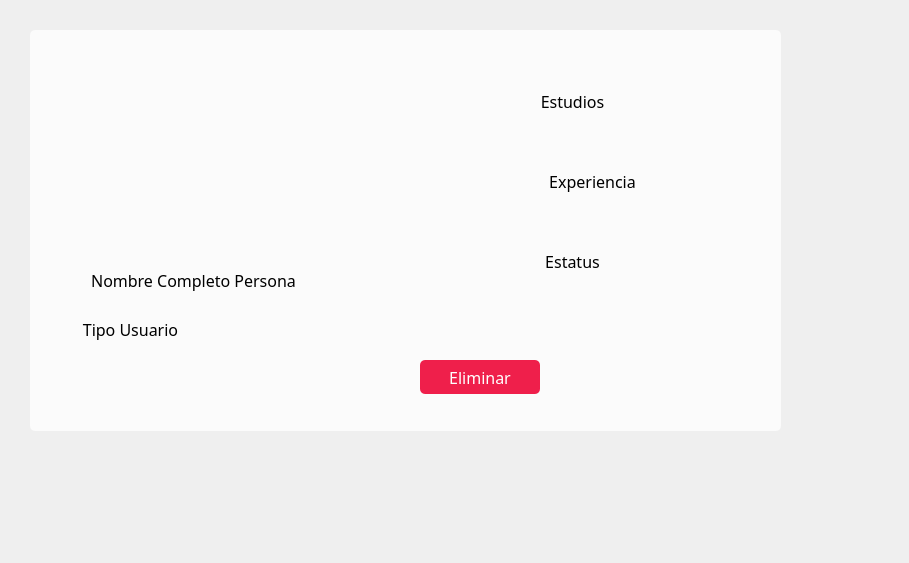
Above: hospital-Core/Widgets/Administrador/administrador_info_gestion.ui from MrDanielG/Hospital-SCRUM before the change. Below: the same form after it.
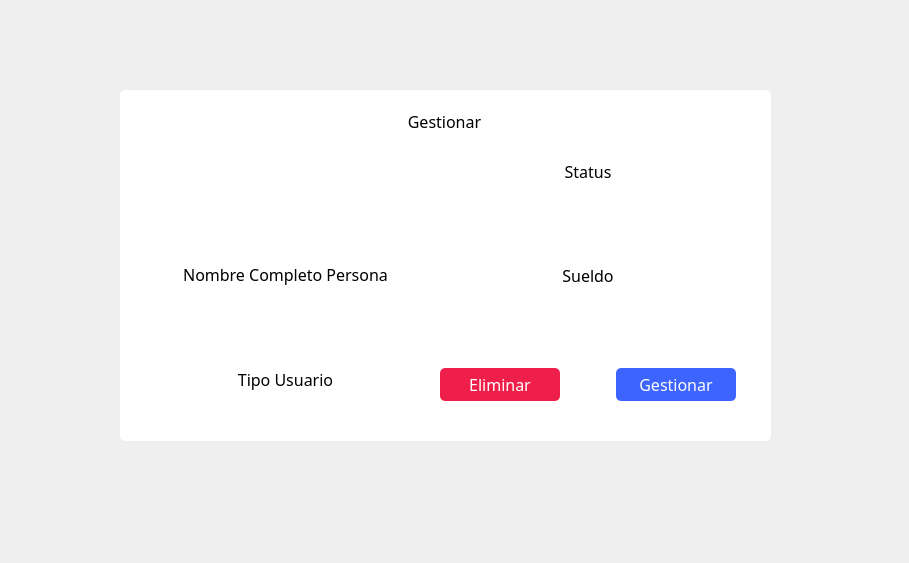
That is the form after the change. Icons and pictures are not drawn.

Commit message: Ui info Gestionar Lista

Diff of the .ui file:
```diff
--- a/hospital-Core/Widgets/Administrador/administrador_info_gestion.ui
+++ b/hospital-Core/Widgets/Administrador/administrador_info_gestion.ui
@@ -16,72 +16,242 @@
   <widget class="QLabel" name="label">
    <property name="geometry">
     <rect>
-     <x>30</x>
-     <y>30</y>
-     <width>751</width>
-     <height>401</height>
+     <x>120</x>
+     <y>90</y>
+     <width>651</width>
+     <height>351</height>
     </rect>
    </property>
    <property name="styleSheet">
-    <string notr="true">background-color: #fbfbfb;
+    <string notr="true">background-color: rgb(255, 255, 255);
 border-radius:5px;</string>
    </property>
    <property name="text">
     <string/>
    </property>
   </widget>
-  <widget class="QLabel" name="lbl_tipo_usuario">
+  <widget class="QLabel" name="lbl_nombre_2">
    <property name="geometry">
     <rect>
-     <x>81</x>
-     <y>318</y>
-     <width>99</width>
+     <x>320</x>
+     <y>110</y>
+     <width>249</width>
      <height>22</height>
     </rect>
    </property>
    <property name="font">
     <font>
-     <family>Montserrat Light</family>
+     <family>Montserrat Medium</family>
      <pointsize>12</pointsize>
     </font>
    </property>
    <property name="text">
-    <string>Tipo Usuario</string>
+    <string>Gestionar</string>
    </property>
    <property name="alignment">
     <set>Qt::AlignCenter</set>
    </property>
   </widget>
-  <widget class="QPushButton" name="btn_gestionar_2">
+  <widget class="QWidget" name="">
    <property name="geometry">
     <rect>
-     <x>420</x>
-     <y>360</y>
-     <width>120</width>
-     <height>34</height>
+     <x>160</x>
+     <y>160</y>
+     <width>251</width>
+     <height>231</height>
     </rect>
    </property>
-   <property name="minimumSize">
-    <size>
-     <width>120</width>
-     <height>0</height>
-    </size>
+   <layout class="QVBoxLayout" name="verticalLayout">
+    <item>
+     <layout class="QHBoxLayout" name="horizontalLayout">
+      <item>
+       <spacer name="horizontalSpacer_2">
+        <property name="orientation">
+         <enum>Qt::Horizontal</enum>
+        </property>
+        <property name="sizeHint" stdset="0">
+         <size>
+          <width>40</width>
+          <height>20</height>
+         </size>
+        </property>
+       </spacer>
+      </item>
+      <item>
+       <widget class="QLabel" name="img">
+        <property name="text">
+         <string/>
+        </property>
+        <property name="pixmap">
+         <pixmap resource="../../resources.qrc">:/imagenes/Imagenes/imgPrueba.png</pixmap>
+        </property>
+        <property name="scaledContents">
+         <bool>false</bool>
+        </property>
+       </widget>
+      </item>
+      <item>
+       <spacer name="horizontalSpacer">
+        <property name="orientation">
+         <enum>Qt::Horizontal</enum>
+        </property>
+        <property name="sizeHint" stdset="0">
+         <size>
+          <width>40</width>
+          <height>20</height>
+         </size>
+        </property>
+       </spacer>
+      </item>
+     </layout>
+    </item>
+    <item>
+     <spacer name="verticalSpacer">
+      <property name="orientation">
+       <enum>Qt::Vertical</enum>
+      </property>
+      <property name="sizeHint" stdset="0">
+       <size>
+        <width>20</width>
+        <height>40</height>
+       </size>
+      </property>
+     </spacer>
+    </item>
+    <item>
+     <widget class="QLabel" name="lbl_nombre">
+      <property name="font">
+       <font>
+        <family>Montserrat Medium</family>
+        <pointsize>12</pointsize>
+       </font>
+      </property>
+      <property name="text">
+       <string>Nombre Completo Persona</string>
+      </property>
+      <property name="alignment">
+       <set>Qt::AlignCenter</set>
+      </property>
+     </widget>
+    </item>
+    <item>
+     <spacer name="verticalSpacer_2">
+      <property name="orientation">
+       <enum>Qt::Vertical</enum>
+      </property>
+      <property name="sizeHint" stdset="0">
+       <size>
+        <width>20</width>
+        <height>40</height>
+       </size>
+      </property>
+     </spacer>
+    </item>
+    <item>
+     <widget class="QLabel" name="lbl_tipo_usuario">
+      <property name="font">
+       <font>
+        <family>Montserrat Light</family>
+        <pointsize>12</pointsize>
+       </font>
+      </property>
+      <property name="text">
+       <string>Tipo Usuario</string>
+      </property>
+      <property name="alignment">
+       <set>Qt::AlignCenter</set>
+      </property>
+     </widget>
+    </item>
+   </layout>
+  </widget>
+  <widget class="QWidget" name="">
+   <property name="geometry">
+    <rect>
+     <x>440</x>
+     <y>160</y>
+     <width>296</width>
+     <height>241</height>
+    </rect>
    </property>
-   <property name="maximumSize">
-    <size>
-     <width>16777215</width>
-     <height>16777215</height>
-    </size>
-   </property>
-   <property name="font">
-    <font>
-     <family>Montserrat Medium</family>
-     <pointsize>12</pointsize>
-    </font>
-   </property>
-   <property name="styleSheet">
-    <string notr="true">*{
-	background-color: #EF1F4B;
+   <layout class="QVBoxLayout" name="verticalLayout_2">
+    <item>
+     <widget class="QLabel" name="lbl_status">
+      <property name="font">
+       <font>
+        <family>Montserrat Light</family>
+        <pointsize>12</pointsize>
+       </font>
+      </property>
+      <property name="text">
+       <string>Status</string>
+      </property>
+      <property name="alignment">
+       <set>Qt::AlignCenter</set>
+      </property>
+     </widget>
+    </item>
+    <item>
+     <spacer name="verticalSpacer_4">
+      <property name="orientation">
+       <enum>Qt::Vertical</enum>
+      </property>
+      <property name="sizeHint" stdset="0">
+       <size>
+        <width>20</width>
+        <height>40</height>
+       </size>
+      </property>
+     </spacer>
+    </item>
+    <item>
+     <widget class="QLabel" name="lbl_sueldo">
+      <property name="font">
+       <font>
+        <family>Montserrat Light</family>
+        <pointsize>12</pointsize>
+       </font>
+      </property>
+      <property name="text">
+       <string>Sueldo</string>
+      </property>
+      <property name="alignment">
+       <set>Qt::AlignCenter</set>
+      </property>
+     </widget>
+    </item>
+    <item>
+     <spacer name="verticalSpacer_3">
+      <property name="orientation">
+       <enum>Qt::Vertical</enum>
+      </property>
+      <property name="sizeHint" stdset="0">
+       <size>
+        <width>20</width>
+        <height>40</height>
+       </size>
+      </property>
+     </spacer>
+    </item>
+    <item>
+     <layout class="QHBoxLayout" name="horizontalLayout_2">
+      <item>
+       <widget class="QPushButton" name="btn_eliminar">
+        <property name="minimumSize">
+         <size>
+          <width>120</width>
+          <height>0</height>
+         </size>
+        </property>
+        <property name="font">
+         <font>
+          <family>Montserrat Medium</family>
+          <pointsize>12</pointsize>
+         </font>
+        </property>
+        <property name="styleSheet">
+         <string notr="true">*{
+	background-color:  #EF1F4B;
 	color: white;
 	border-radius: 5px;
 	padding: 5px;
@@ -92,107 +262,42 @@
 	background-color: white;
 	border: 1px solid #EF1F4B;
 }</string>
-   </property>
-   <property name="text">
-    <string>Eliminar</string>
-   </property>
-  </widget>
-  <widget class="QLabel" name="lbl_estudios">
-   <property name="geometry">
-    <rect>
-     <x>460</x>
-     <y>90</y>
-     <width>225</width>
-     <height>22</height>
-    </rect>
-   </property>
-   <property name="font">
-    <font>
-     <family>Montserrat Medium</family>
-     <pointsize>12</pointsize>
-    </font>
-   </property>
-   <property name="text">
-    <string>Estudios</string>
-   </property>
-   <property name="alignment">
-    <set>Qt::AlignCenter</set>
-   </property>
-  </widget>
-  <widget class="QLabel" name="lbl_estudios_2">
-   <property name="geometry">
-    <rect>
-     <x>480</x>
-     <y>170</y>
-     <width>225</width>
-     <height>22</height>
-    </rect>
-   </property>
-   <property name="font">
-    <font>
-     <family>Montserrat Medium</family>
-     <pointsize>12</pointsize>
-    </font>
-   </property>
-   <property name="text">
-    <string>Experiencia</string>
-   </property>
-   <property name="alignment">
-    <set>Qt::AlignCenter</set>
-   </property>
-  </widget>
-  <widget class="QLabel" name="lbl_estudios_3">
-   <property name="geometry">
-    <rect>
-     <x>460</x>
-     <y>250</y>
-     <width>225</width>
-     <height>22</height>
-    </rect>
-   </property>
-   <property name="font">
-    <font>
-     <family>Montserrat Medium</family>
-     <pointsize>12</pointsize>
-    </font>
-   </property>
-   <property name="text">
-    <string>Estatus</string>
-   </property>
-   <property name="alignment">
-    <set>Qt::AlignCenter</set>
-   </property>
-  </widget>
-  <widget class="QPushButton" name="btn_gestionar">
-   <property name="geometry">
-    <rect>
-     <x>600</x>
-     <y>360</y>
-     <width>120</width>
-     <height>34</height>
-    </rect>
-   </property>
-   <property name="minimumSize">
-    <size>
-     <width>120</width>
-     <height>0</height>
-    </size>
-   </property>
-   <property name="maximumSize">
-    <size>
-     <width>16777215</width>
-     <height>16777215</height>
-    </size>
-   </property>
-   <property name="font">
-    <font>
-     <family>Montserrat Medium</family>
-     <pointsize>12</pointsize>
-    </font>
-   </property>
-   <property name="styleSheet">
-    <string notr="true">*{
-	background-color: #3E64FF;
+        </property>
+        <property name="text">
+         <string>Eliminar</string>
+        </property>
+       </widget>
+      </item>
+      <item>
+       <spacer name="horizontalSpacer_3">
+        <property name="orientation">
+         <enum>Qt::Horizontal</enum>
+        </property>
+        <property name="sizeHint" stdset="0">
+         <size>
+          <width>40</width>
+          <height>20</height>
+         </size>
+        </property>
+       </spacer>
+      </item>
+      <item>
+       <widget class="QPushButton" name="btn_gestionar">
+        <property name="minimumSize">
+         <size>
+          <width>120</width>
+          <height>0</height>
+         </size>
+        </property>
+        <property name="font">
+         <font>
+          <family>Montserrat Medium</family>
+          <pointsize>12</pointsize>
+         </font>
+        </property>
+        <property name="styleSheet">
+         <string notr="true">*{
+	background-color:  #3E64FF;
 	color: white;
 	border-radius: 5px;
 	padding: 5px;
@@ -203,108 +308,16 @@
 	background-color: white;
 	border: 1px solid #3E64FF;
 }</string>
-   </property>
-   <property name="text">
-    <string>Gestionar</string>
-   </property>
-  </widget>
-  <widget class="QLabel" name="lbl_nombre">
-   <property name="geometry">
-    <rect>
-     <x>81</x>
-     <y>269</y>
-     <width>225</width>
-     <height>22</height>
-    </rect>
-   </property>
-   <property name="font">
-    <font>
-     <family>Montserrat Medium</family>
-     <pointsize>12</pointsize>
-    </font>
-   </property>
-   <property name="text">
-    <string>Nombre Completo Persona</string>
-   </property>
-   <property name="alignment">
-    <set>Qt::AlignCenter</set>
-   </property>
-  </widget>
-  <widget class="QWidget" name="">
-   <property name="geometry">
-    <rect>
-     <x>82</x>
-     <y>112</y>
-     <width>223</width>
-     <height>152</height>
-    </rect>
-   </property>
-   <layout class="QHBoxLayout" name="img">
-    <item>
-     <spacer name="horizontalSpacer">
-      <property name="orientation">
-       <enum>Qt::Horizontal</enum>
-      </property>
-      <property name="sizeHint" stdset="0">
-       <size>
-        <width>29</width>
-        <height>28</height>
-       </size>
-      </property>
-     </spacer>
-    </item>
-    <item>
-     <widget class="QLabel" name="img_persona">
-      <property name="minimumSize">
-       <size>
-        <width>150</width>
-        <height>150</height>
-       </size>
-      </property>
-      <property name="maximumSize">
-       <size>
-        <width>150</width>
-        <height>150</height>
-       </size>
-      </property>
-      <property name="styleSheet">
-       <string notr="true">background-color: rgb(251, 251, 251);</string>
-      </property>
-      <property name="text">
-       <string/>
-      </property>
-      <property name="pixmap">
-       <pixmap resource="../../resources.qrc">:/imagenes/Imagenes/imgPrueba.png</pixmap>
-      </property>
-      <property name="scaledContents">
-       <bool>true</bool>
-      </property>
-     </widget>
-    </item>
-    <item>
-     <spacer name="horizontalSpacer_2">
-      <property name="orientation">
-       <enum>Qt::Horizontal</enum>
-      </property>
-      <property name="sizeHint" stdset="0">
-       <size>
-        <width>30</width>
-        <height>28</height>
-       </size>
-      </property>
-     </spacer>
+        </property>
+        <property name="text">
+         <string>Gestionar</string>
+        </property>
+       </widget>
+      </item>
+     </layout>
     </item>
    </layout>
   </widget>
-  <zorder>label</zorder>
-  <zorder>layoutWidget</zorder>
-  <zorder>lbl_tipo_usuario</zorder>
-  <zorder>btn_gestionar_2</zorder>
-  <zorder>lbl_estudios</zorder>
-  <zorder>img_persona</zorder>
-  <zorder>lbl_nombre</zorder>
-  <zorder>lbl_estudios_2</zorder>
-  <zorder>lbl_estudios_3</zorder>
  </widget>
  <resources>
   <include location="../../resources.qrc"/>
```
